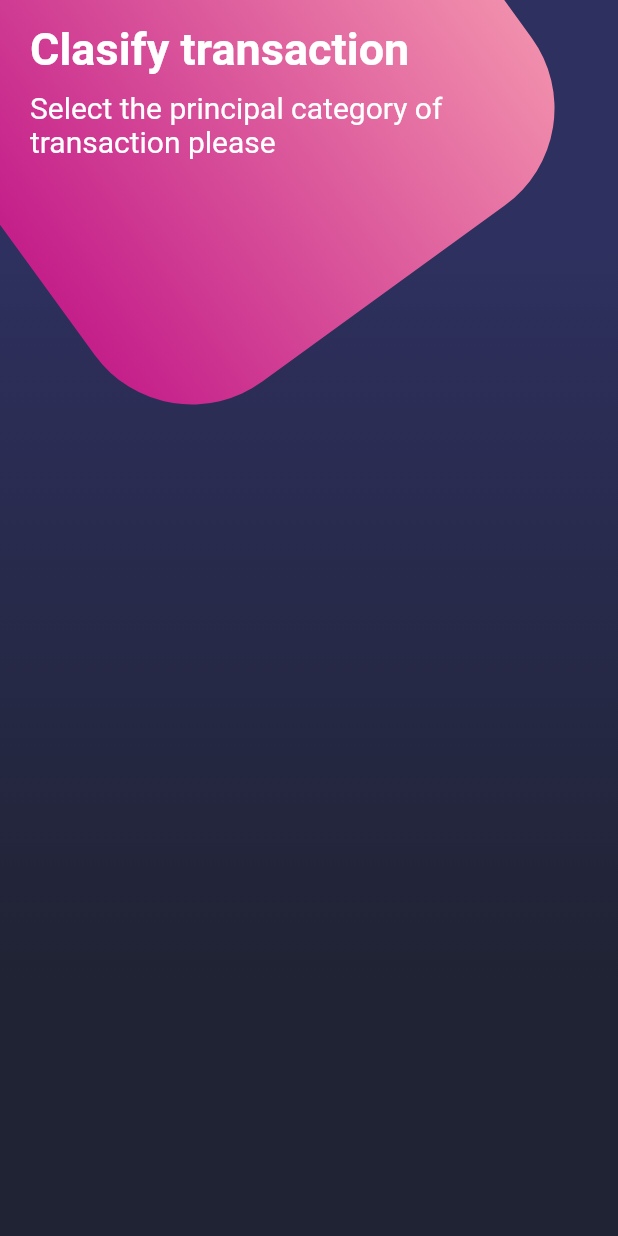
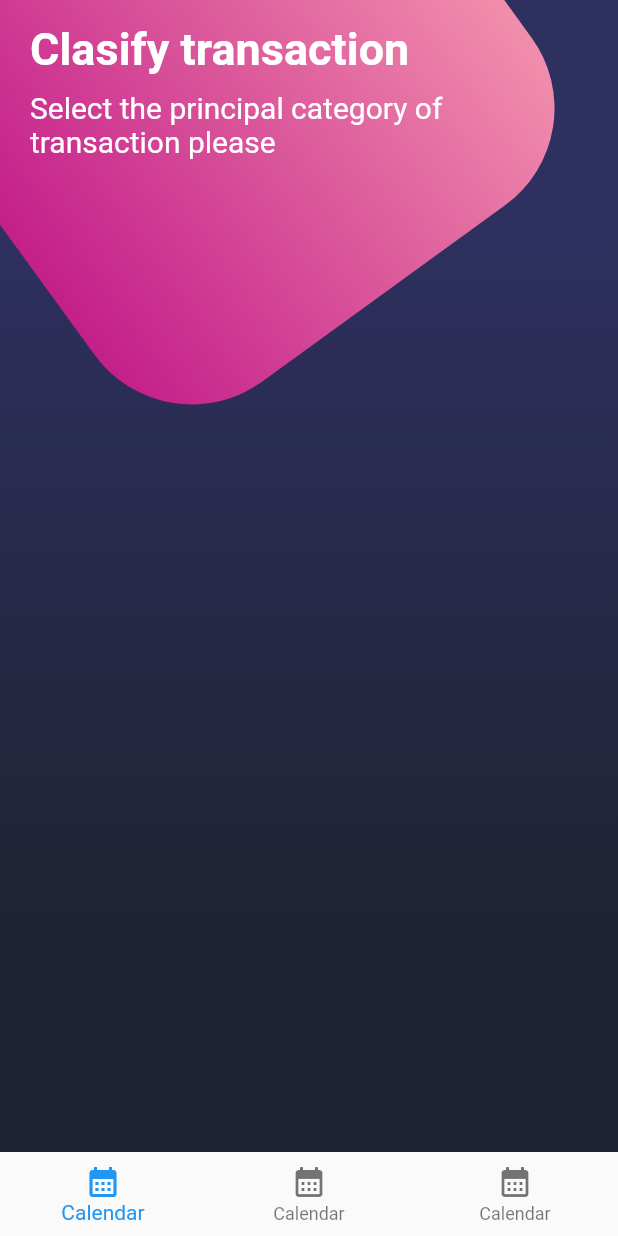
Before and after one commit to FlutterDeveloperCO/ui_designs_series_e001, a Flutter app: the screen it shows after launch, on a phone screen of 412 x 824 dp. Run offline on Flutter 3.47's test engine with Material 2 defaults, Android fonts, the phone set to English and light mode, and no system bars.

Commit message:
BottomNavigationBar Added

```diff
--- a/lib/screens/home_screen.dart
+++ b/lib/screens/home_screen.dart
@@ -1,6 +1,7 @@
 import 'package:flutter/material.dart';
 
 import 'package:ui_designs_series_e001/widgets/background_widget.dart';
+import 'package:ui_designs_series_e001/widgets/bottom_navigation_widget.dart';
 import 'package:ui_designs_series_e001/widgets/title_widget.dart';
 
 class HomeScreen extends StatelessWidget {
@@ -15,6 +16,7 @@ class HomeScreen extends StatelessWidget {
           _BodyHomePage(),
         ],
       ),
+      bottomNavigationBar: BottomNavigationWidget(),
     );
   }
 }
--- /dev/null
+++ b/lib/widgets/bottom_navigation_widget.dart
@@ -0,0 +1,23 @@
+import 'package:flutter/material.dart';
+
+class BottomNavigationWidget extends StatelessWidget {
+  @override
+  Widget build(BuildContext context) {
+    return BottomNavigationBar(
+      items: const [
+        BottomNavigationBarItem(
+          icon: Icon(Icons.calendar_month_sharp),
+          label: 'Calendar'
+        ),
+        BottomNavigationBarItem(
+          icon: Icon(Icons.calendar_month_sharp),
+          label: 'Calendar'
+        ),
+        BottomNavigationBarItem(
+          icon: Icon(Icons.calendar_month_sharp),
+          label: 'Calendar'
+        ),
+      ],
+    );
+  }
+}
```
